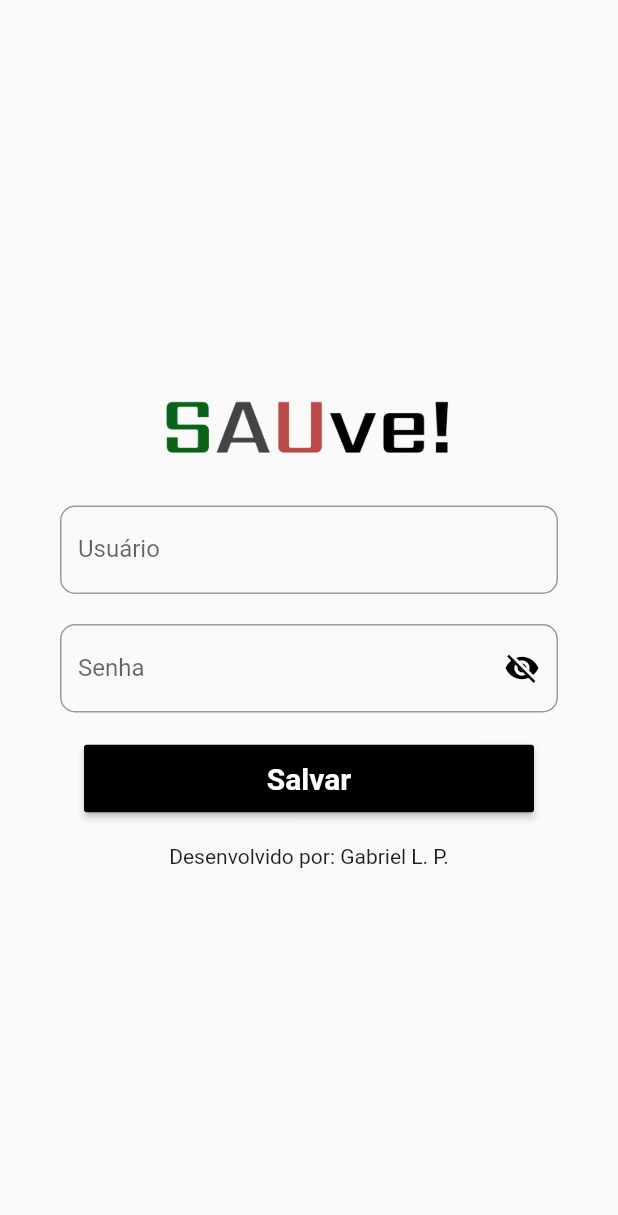
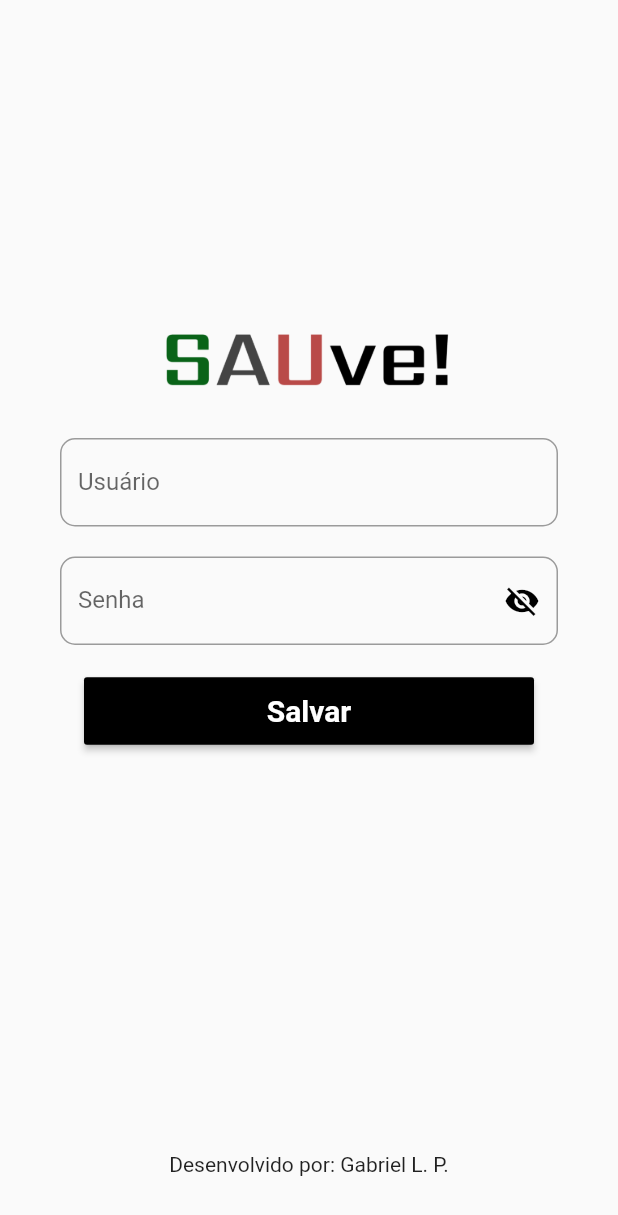
Before and after one commit to lsprdev/SAUve, a Flutter app: the screen it shows after launch, on a phone screen of 412 x 824 dp. Shown: the top 1215 px of the screen. Run offline on Flutter 3.47's test engine with Material 2 defaults, Android fonts, the phone set to English and light mode, and no system bars; our stand-ins replace dio, google_mobile_ads, shared_preferences.

Commit message:
failed to add ads

```diff
--- a/lib/main.dart
+++ b/lib/main.dart
@@ -3,9 +3,11 @@ import 'package:auto_captive/views/form_page.dart';
 import 'package:flutter/material.dart';
 import 'package:flutter/services.dart';
 import 'package:shared_preferences/shared_preferences.dart';
+import 'package:google_mobile_ads/google_mobile_ads.dart';
 
 Future main() async {
   WidgetsFlutterBinding.ensureInitialized();
+  MobileAds.instance.initialize();
   SharedPreferences prefs = await SharedPreferences.getInstance();
   var isData = prefs.getBool("isData");
   var username = prefs.getString("username");
--- a/lib/views/form_page.dart
+++ b/lib/views/form_page.dart
@@ -31,7 +31,7 @@ class _FormPageState extends State<FormPage> {
         child: Padding(
           padding: const EdgeInsets.all(40.0),
           child: Column(
-            mainAxisAlignment: MainAxisAlignment.center,
+            mainAxisAlignment: MainAxisAlignment.end,
             children: [
               Image.asset(
                 "assets/logo.png",
@@ -96,7 +96,7 @@ class _FormPageState extends State<FormPage> {
                   ),
                 )
               ),
-              const SizedBox(height: 20.0),
+              const SizedBox(height: 270.0),
               const Center(
                 child: Text("Desenvolvido por: Gabriel L. P."),
               ),
```
Also changed, not shown: lib/views/button_page.dart (+37 -2 lines), 2 other files.
